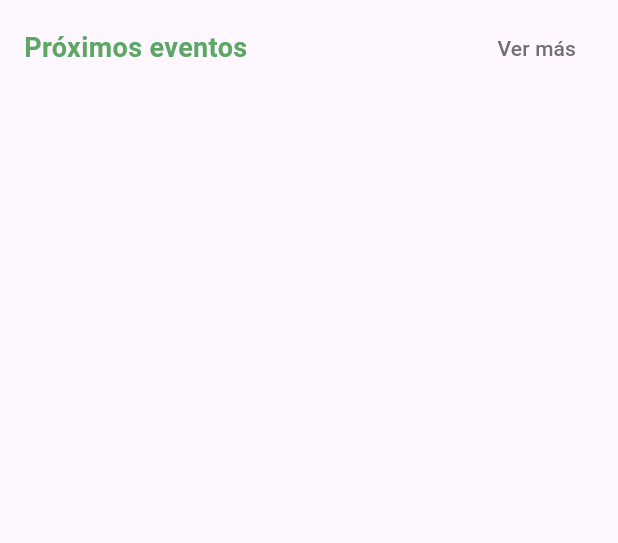
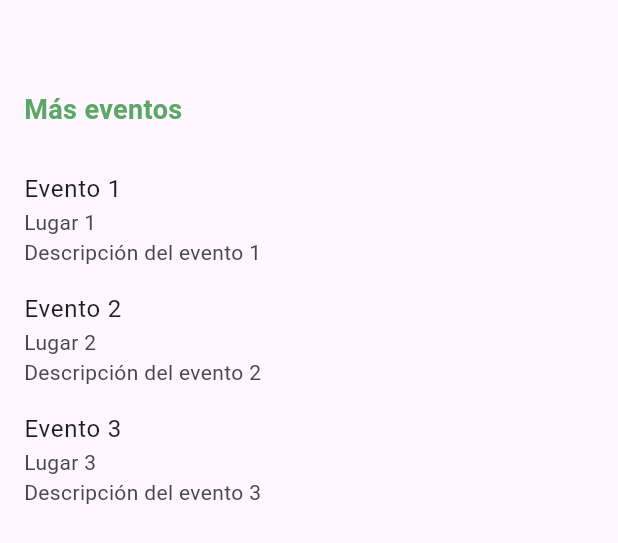
Before and after one commit to andresjuarez1/WiCare-by-Kiwi-Tech, a Flutter app: the UpcomingEventsCarousel widget shown alone on an empty page, opened directly with empty values, after a tap on "Ver más", on a phone screen of 412 x 824 dp. Shown: the top 543 px of the screen. Run offline on Flutter 3.47's test engine with Material 3 defaults, Android fonts, the light colour scheme and no system bars; drawn by our look-alikes of carousel_slider.

Commit message:
more events added

```diff
--- a/lib/login/login_page.dart
+++ b/lib/login/login_page.dart
@@ -1,6 +1,6 @@
 import 'package:flutter/material.dart';
 import '../register/register_page.dart';
-import '../volunteer/landing/main_volunteer.dart';
+import '../volunteer/landing/landingVolunteer.dart';
 
 class LoginPage extends StatelessWidget {
   final TextEditingController _usernameController = TextEditingController();
--- a/lib/volunteer/landing/components/upcoming_events_carousel.dart
+++ b/lib/volunteer/landing/components/upcoming_events_carousel.dart
@@ -1,11 +1,13 @@
 import 'package:flutter/material.dart';
 import 'package:carousel_slider/carousel_slider.dart';
+import '../../moreEvents/more_events.dart';
 
 class UpcomingEventsCarousel extends StatelessWidget {
   final List<Map<String, String>> imgList;
   final Function(BuildContext, String) navigateToEvent;
 
-  UpcomingEventsCarousel({required this.imgList, required this.navigateToEvent});
+  UpcomingEventsCarousel(
+      {required this.imgList, required this.navigateToEvent});
 
   @override
   Widget build(BuildContext context) {
@@ -26,7 +28,12 @@ class UpcomingEventsCarousel extends StatelessWidget {
               ),
               TextButton(
                 onPressed: () {
-                  // acción del botón ver más
+                  Navigator.push(
+                    context,
+                    MaterialPageRoute(
+                      builder: (context) => MoreEventsPage(),
+                    ),
+                  );
                 },
                 child: Text(
                   'Ver más',
--- /dev/null
+++ b/lib/volunteer/moreEvents/more_events.dart
@@ -0,0 +1,57 @@
+import 'package:flutter/material.dart';
+
+class MoreEventsPage extends StatelessWidget {
+  @override
+  Widget build(BuildContext context) {
+    return Scaffold(
+      body: SingleChildScrollView(
+        child: Column(
+          crossAxisAlignment: CrossAxisAlignment.start,
+          children: [
+            SizedBox(height: 60),
+            Padding(
+              padding: const EdgeInsets.symmetric(horizontal: 16.0),
+              child: Text(
+                'Más eventos',
+                style: TextStyle(
+                  fontSize: 18,
+                  fontWeight: FontWeight.bold,
+                  color: Color(0xFF5CA666),
+                ),
+              ),
+            ),
+            SizedBox(height: 20),
+            EventItem(title: 'Evento 1', location: 'Lugar 1', description: 'Descripción del evento 1'),
+            EventItem(title: 'Evento 2', location: 'Lugar 2', description: 'Descripción del evento 2'),
+            EventItem(title: 'Evento 3', location: 'Lugar 3', description: 'Descripción del evento 3'),
+          ],
+        ),
+      ),
+    );
+  }
+}
+
+class EventItem extends StatelessWidget {
+  final String title;
+  final String location;
+  final String description;
+
+  EventItem({required this.title, required this.location, required this.description});
+
+  @override
+  Widget build(BuildContext context) {
+    return ListTile(
+      title: Text(title),
+      subtitle: Column(
+        crossAxisAlignment: CrossAxisAlignment.start,
+        children: [
+          Text(location),
+          Text(description),
+        ],
+      ),
+      onTap: () {
+        // Acción al presionar un evento
+      },
+    );
+  }
+}
--- a/lib/volunteer/register/register_volunteer3.dart
+++ b/lib/volunteer/register/register_volunteer3.dart
@@ -1,5 +1,5 @@
 import 'package:flutter/material.dart';
-import '../landing/main_volunteer.dart';
+import '../landing/landingVolunteer.dart';
 
 class RegisterVolunteerPage3 extends StatelessWidget {
   final TextEditingController _emailController = TextEditingController();
```
Also changed, not shown: lib/volunteer/landing/landingVolunteer.dart (renamed from lib/volunteer/landing/main_volunteer.dart).
